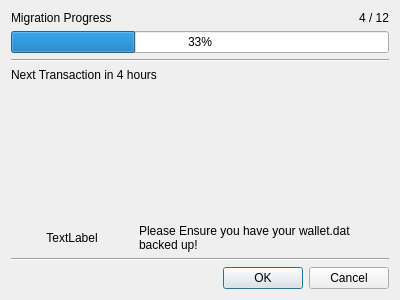
Before: the Qt Designer form src/turnstileprogress.ui in z-bitcoinz/BitcoinZ_Blue, drawn with Qt 5.
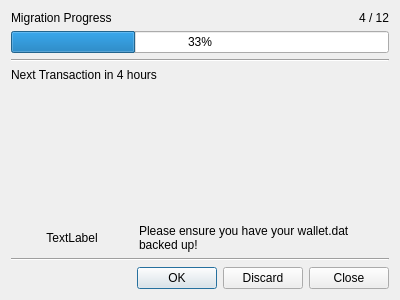
After: the same form once the commit is applied.

Diff of the .ui file:
```diff
--- a/src/turnstileprogress.ui
+++ b/src/turnstileprogress.ui
@@ -30,7 +30,7 @@
       </sizepolicy>
      </property>
      <property name="text">
-      <string>Please Ensure you have your wallet.dat backed up!</string>
+      <string>Please ensure you have your wallet.dat backed up!</string>
      </property>
      <property name="wordWrap">
       <bool>true</bool>
@@ -90,7 +90,10 @@
       <enum>Qt::Horizontal</enum>
      </property>
      <property name="standardButtons">
-      <set>QDialogButtonBox::Cancel|QDialogButtonBox::Ok</set>
+      <set>QDialogButtonBox::Close|QDialogButtonBox::Discard|QDialogButtonBox::Ok</set>
+     </property>
+     <property name="centerButtons">
+      <bool>false</bool>
      </property>
     </widget>
    </item>
```
